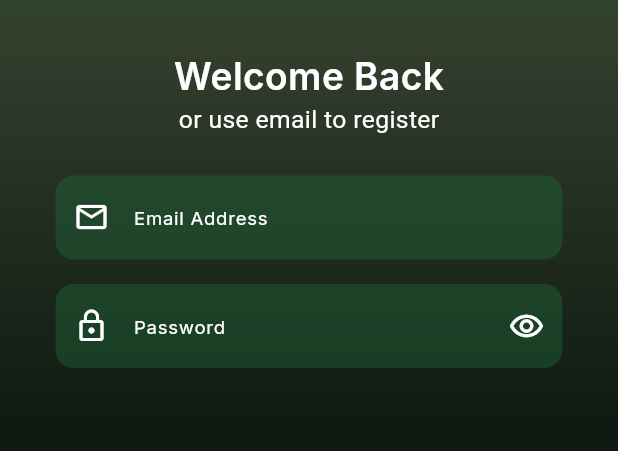
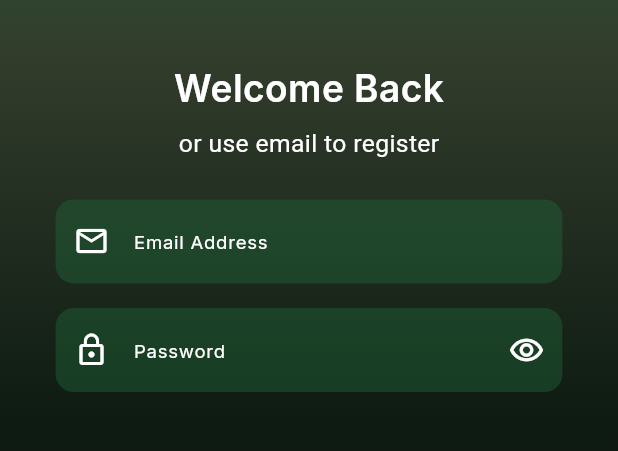
Before and after one commit to kwakyebrilliant/ebela, a Flutter app: the screen it shows after launch, on a phone screen of 412 x 824 dp, the part 319-770 px from its top. Run offline on Flutter 3.47's test engine with Material 3 defaults, Android fonts, the phone set to English and light mode, and no system bars; our stand-ins replace flutter_keyboard_visibility, google_fonts.

Commit message:
padding added

```diff
--- a/lib/users/login_page.dart
+++ b/lib/users/login_page.dart
@@ -96,8 +96,12 @@ class _LoginPageState extends State<LoginPage> {
                     // Column here
                     child: Column(
                       children: [
+                        // Padding around Welcome text here
+                        Padding(
+                          padding: const EdgeInsets.all(8.0),
+
                           // Welcome text here
-                        Text(
+                          child: Text(
                             'Welcome Back',
                             style: GoogleFonts.inter(
                               // 6% of screen width
@@ -105,6 +109,7 @@ class _LoginPageState extends State<LoginPage> {
                               color: Colors.white,
                               fontWeight: FontWeight.w600,
                               letterSpacing: 0.3,
+                            ),
                           ),
                         ),
 
```
Lines whose indentation alone changed are shown as unchanged.
